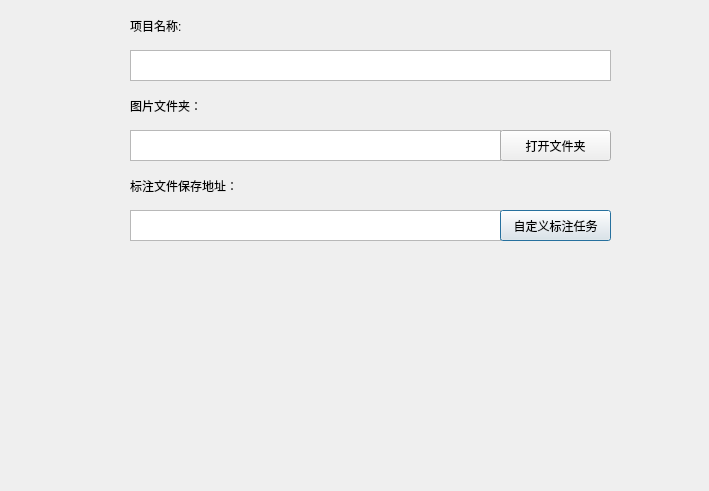
This is SmartLabel/configannodialog.ui in yuqj1991/annoLabel as Qt 5 draws it before an edit. The edited form follows.
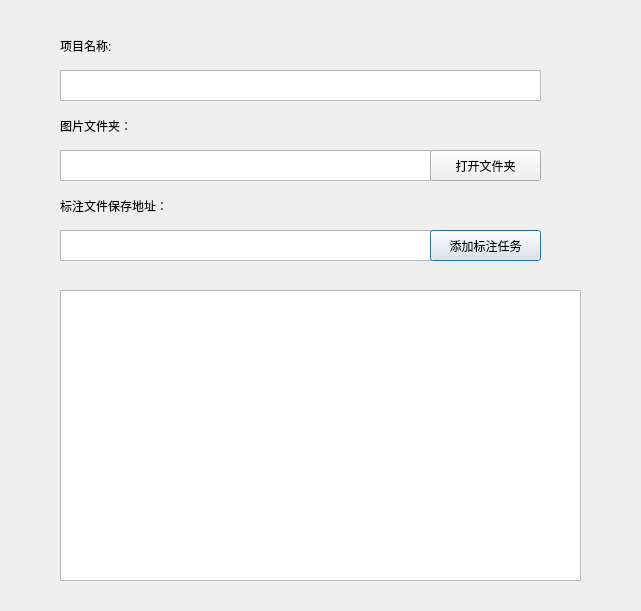
This is the edited form.

Patch:
```diff
--- a/SmartLabel/configannodialog.ui
+++ b/SmartLabel/configannodialog.ui
@@ -6,8 +6,8 @@
    <rect>
     <x>0</x>
     <y>0</y>
-    <width>709</width>
-    <height>491</height>
+    <width>641</width>
+    <height>611</height>
    </rect>
   </property>
   <property name="windowTitle">
@@ -16,8 +16,8 @@
   <widget class="QTextEdit" name="textEdit">
    <property name="geometry">
     <rect>
-     <x>130</x>
-     <y>50</y>
+     <x>60</x>
+     <y>70</y>
      <width>481</width>
      <height>31</height>
     </rect>
@@ -26,9 +26,9 @@
   <widget class="QLabel" name="label">
    <property name="geometry">
     <rect>
-     <x>130</x>
-     <y>10</y>
-     <width>71</width>
+     <x>60</x>
+     <y>30</y>
+     <width>81</width>
      <height>31</height>
     </rect>
    </property>
@@ -39,8 +39,8 @@
   <widget class="QTextEdit" name="textEdit_2">
    <property name="geometry">
     <rect>
-     <x>130</x>
-     <y>130</y>
+     <x>60</x>
+     <y>150</y>
      <width>371</width>
      <height>31</height>
     </rect>
@@ -49,9 +49,9 @@
   <widget class="QLabel" name="label_2">
    <property name="geometry">
     <rect>
-     <x>130</x>
-     <y>90</y>
-     <width>71</width>
+     <x>60</x>
+     <y>110</y>
+     <width>101</width>
      <height>31</height>
     </rect>
    </property>
@@ -62,9 +62,9 @@
   <widget class="QLabel" name="label_3">
    <property name="geometry">
     <rect>
-     <x>130</x>
-     <y>170</y>
-     <width>111</width>
+     <x>60</x>
+     <y>190</y>
+     <width>131</width>
      <height>31</height>
     </rect>
    </property>
@@ -75,8 +75,8 @@
   <widget class="QTextEdit" name="textEdit_3">
    <property name="geometry">
     <rect>
-     <x>130</x>
-     <y>210</y>
+     <x>60</x>
+     <y>230</y>
      <width>371</width>
      <height>31</height>
     </rect>
@@ -85,21 +85,21 @@
   <widget class="QPushButton" name="pushButton">
    <property name="geometry">
     <rect>
-     <x>500</x>
-     <y>210</y>
+     <x>430</x>
+     <y>230</y>
      <width>111</width>
      <height>31</height>
     </rect>
    </property>
    <property name="text">
-    <string>自定义标注任务</string>
+    <string>添加标注任务</string>
    </property>
   </widget>
   <widget class="QPushButton" name="pushButton_2">
    <property name="geometry">
     <rect>
-     <x>500</x>
-     <y>130</y>
+     <x>430</x>
+     <y>150</y>
      <width>111</width>
      <height>31</height>
     </rect>
@@ -108,17 +108,15 @@
     <string>打开文件夹</string>
    </property>
   </widget>
-  <widget class="QStackedWidget" name="stackedWidget">
+  <widget class="QListView" name="task_listView">
    <property name="geometry">
     <rect>
-     <x>130</x>
-     <y>270</y>
-     <width>481</width>
-     <height>141</height>
+     <x>60</x>
+     <y>290</y>
+     <width>521</width>
+     <height>291</height>
     </rect>
    </property>
-   <widget class="QWidget" name="page"/>
-   <widget class="QWidget" name="page_2"/>
   </widget>
  </widget>
  <resources/>
```
Left out of the diff: 10 changed lines with no effect on the pictures.
